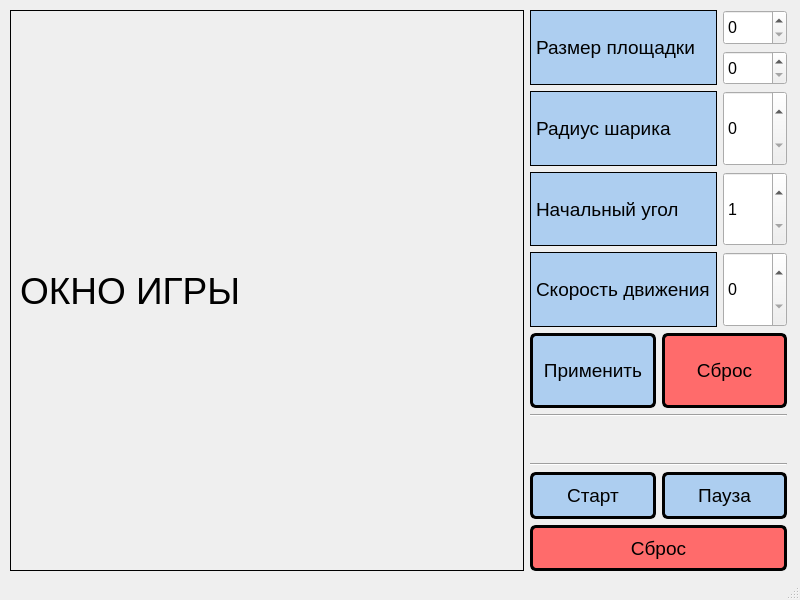
This is mainwindow.ui in Ak1-AleX/OOP_CourseWork_3rd_Semester as Qt 5 draws it before an edit. The edited form follows.
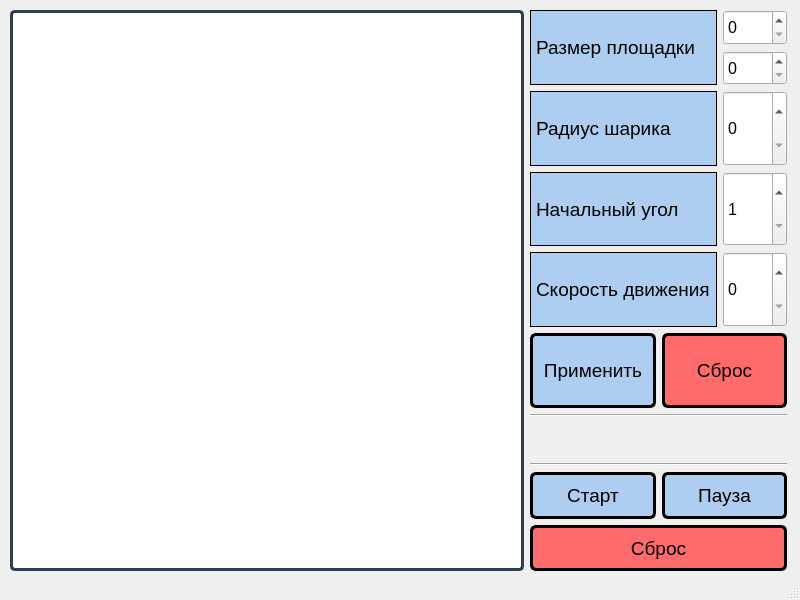
This is the edited form.

```diff
--- a/mainwindow.ui
+++ b/mainwindow.ui
@@ -49,25 +49,28 @@
     </property>
     <layout class="QHBoxLayout" name="main_layout" stretch="2,1">
      <item>
-      <widget class="QLabel" name="GameZone">
-       <property name="font">
-        <font>
-         <pointsize>28</pointsize>
-        </font>
-       </property>
-       <property name="focusPolicy">
-        <enum>Qt::NoFocus</enum>
+        <!-- КОНТЕЙНЕР для DeviceWindow с РАСТЯГИВАЮЩИМСЯ размером -->
+        <widget class="QWidget" name="deviceContainer">
+            <property name="minimumSize">
+                <size>
+                    <width>400</width>    <!-- Минимальная ширина -->
+                    <height>300</height>   <!-- Минимальная высота -->
+                </size>
+            </property>
+            <!-- НЕТ maximumSize - контейнер будет растягиваться! -->
+            <property name="sizePolicy">
+                <sizepolicy hsizetype="Expanding" vsizetype="Expanding">
+                    <horstretch>0</horstretch>
+                    <verstretch>0</verstretch>
+                </sizepolicy>
        </property>
        <property name="styleSheet">
-        <string notr="true">QLabel {
-    border: 1px solid black;
-    color: black;
-	qproperty-alignment: 'AlignCenter';
+                <string notr="true">QWidget#deviceContainer {
+    background-color: white;
+    border: 3px solid #2c3e50;
+    border-radius: 5px;
 }</string>
        </property>
-       <property name="text">
-        <string>ОКНО ИГРЫ</string>
-       </property>
       </widget>
      </item>
      <item>
```
Lines whose indentation alone changed are shown as unchanged.
